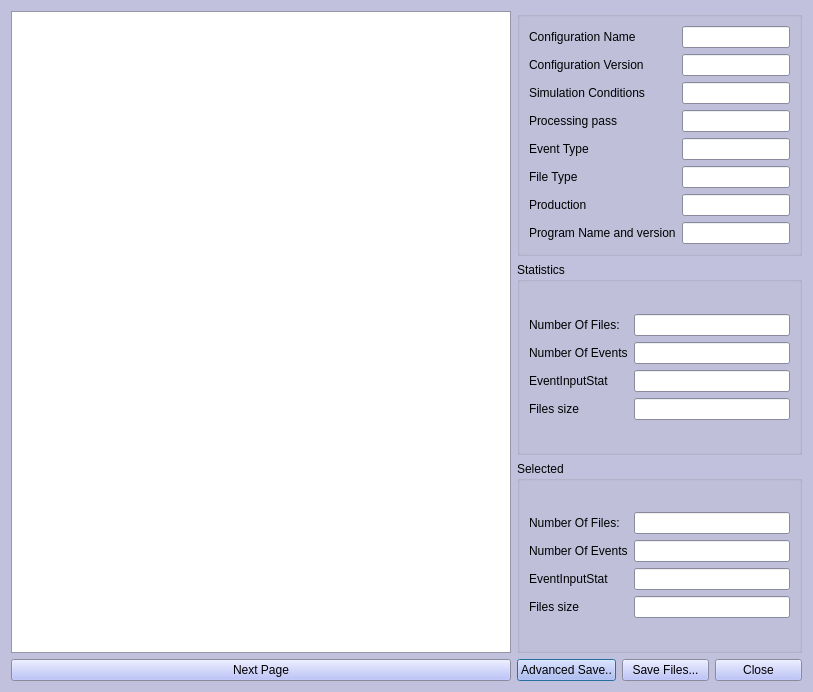
This is LHCbDIRAC/BookkeepingSystem/Gui/Widget/FileDialog.ui in antolu/LHCbDIRAC as Qt 5 draws it before an edit. The edited form follows.
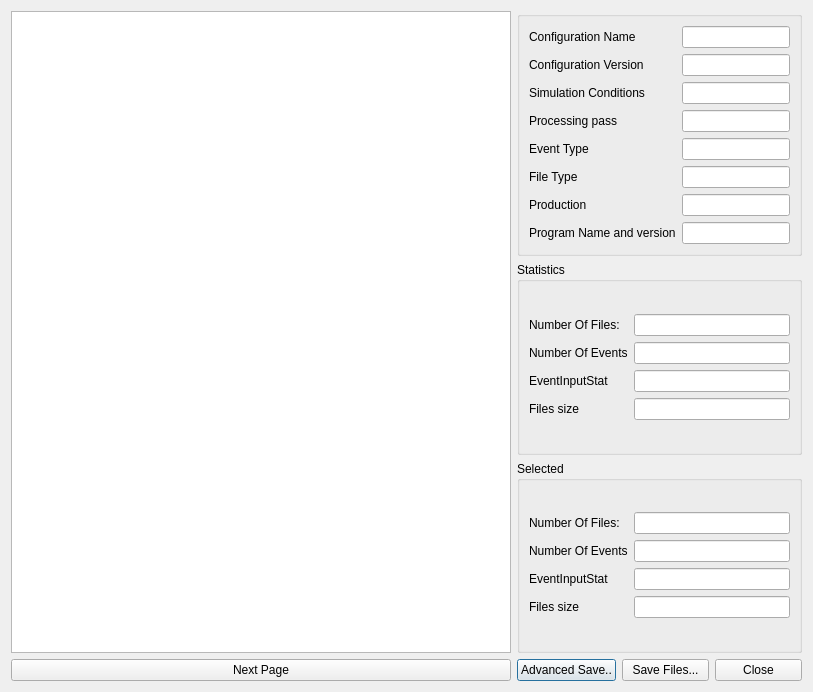
This is the edited form.

Commit message: I changed back the original color!

What changed in the file:
```diff
--- a/LHCbDIRAC/BookkeepingSystem/Gui/Widget/FileDialog.ui
+++ b/LHCbDIRAC/BookkeepingSystem/Gui/Widget/FileDialog.ui
@@ -13,98 +13,7 @@
     <height>692</height>
    </rect>
   </property>
-  <property name="palette">
-   <palette>
-    <active>
-     <colorrole role="Button">
-      <brush brushstyle="SolidPattern">
-       <color alpha="255">
-        <red>170</red>
-        <green>178</green>
-        <blue>249</blue>
-       </color>
-      </brush>
-     </colorrole>
-     <colorrole role="Base">
-      <brush brushstyle="SolidPattern">
-       <color alpha="255">
-        <red>255</red>
-        <green>255</green>
-        <blue>255</blue>
-       </color>
-      </brush>
-     </colorrole>
-     <colorrole role="Window">
-      <brush brushstyle="SolidPattern">
-       <color alpha="255">
-        <red>193</red>
-        <green>193</green>
-        <blue>221</blue>
-       </color>
-      </brush>
-     </colorrole>
-    </active>
-    <inactive>
-     <colorrole role="Button">
-      <brush brushstyle="SolidPattern">
-       <color alpha="255">
-        <red>170</red>
-        <green>178</green>
-        <blue>249</blue>
-       </color>
-      </brush>
-     </colorrole>
-     <colorrole role="Base">
-      <brush brushstyle="SolidPattern">
-       <color alpha="255">
-        <red>255</red>
-        <green>255</green>
-        <blue>255</blue>
-       </color>
-      </brush>
-     </colorrole>
-     <colorrole role="Window">
-      <brush brushstyle="SolidPattern">
-       <color alpha="255">
-        <red>193</red>
-        <green>193</green>
-        <blue>221</blue>
-       </color>
-      </brush>
-     </colorrole>
-    </inactive>
-    <disabled>
-     <colorrole role="Button">
-      <brush brushstyle="SolidPattern">
-       <color alpha="255">
-        <red>170</red>
-        <green>178</green>
-        <blue>249</blue>
-       </color>
-      </brush>
-     </colorrole>
-     <colorrole role="Base">
-      <brush brushstyle="SolidPattern">
-       <color alpha="255">
-        <red>193</red>
-        <green>193</green>
-        <blue>221</blue>
-       </color>
-      </brush>
-     </colorrole>
-     <colorrole role="Window">
-      <brush brushstyle="SolidPattern">
-       <color alpha="255">
-        <red>193</red>
-        <green>193</green>
-        <blue>221</blue>
-       </color>
-      </brush>
-     </colorrole>
-    </disabled>
-   </palette>
-  </property>
-  <property name="windowTitle">
+  <property name="windowTitle" >
    <string>Feicim FileDialog</string>
   </property>
   <property name="modal">
```
Left out of the diff: 269 changed lines with no effect on the pictures. The commit also changes 22 other files.
